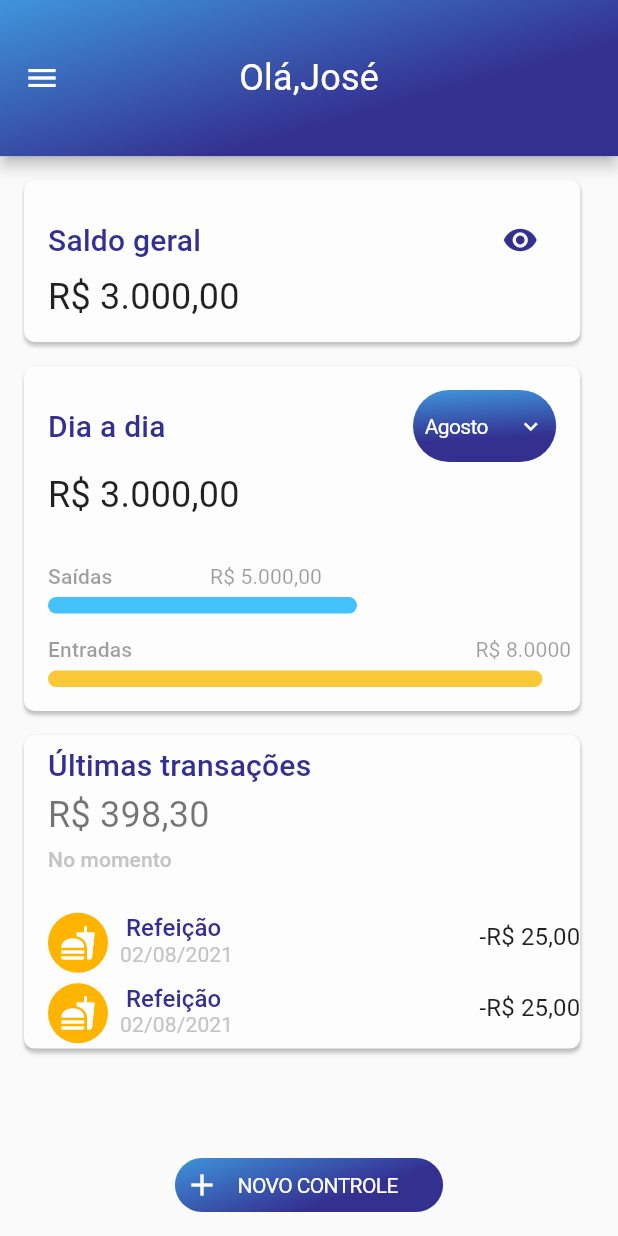
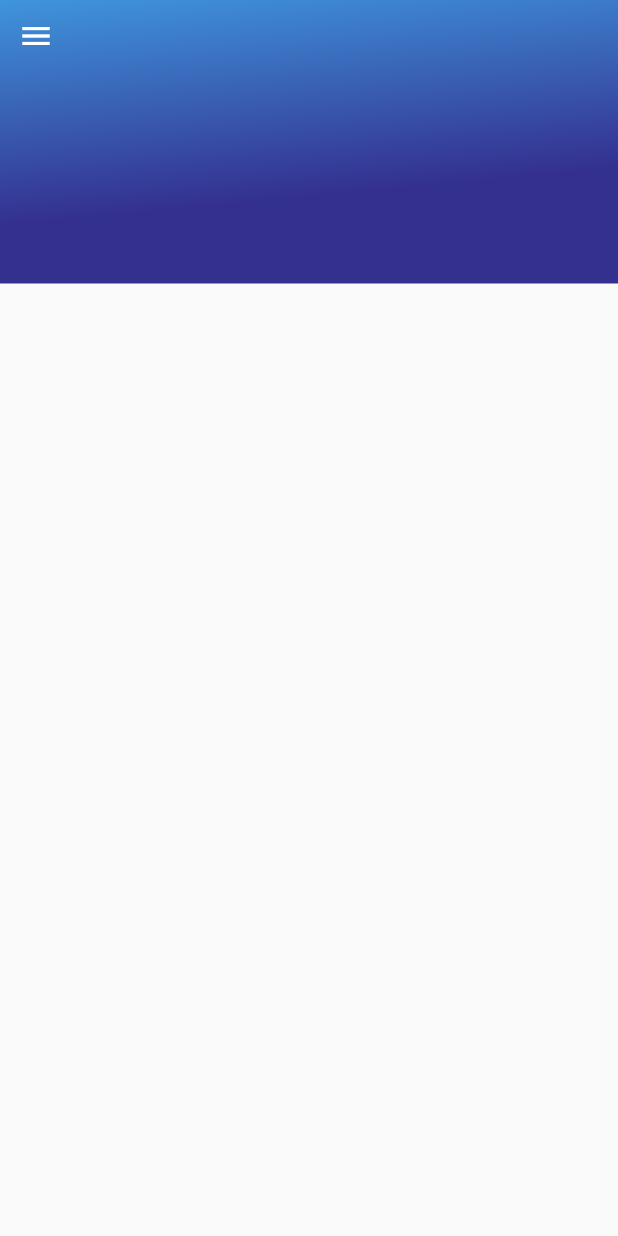
Before and after one commit to devguusta/RaroAcademy_Budget, a Flutter app: the HomePage screen opened by its route, after a tap on the "visibility off" icon, after a tap on "Dia a dia", on a phone screen of 412 x 824 dp. Run offline on Flutter 3.47's test engine with Material 2 defaults, Android fonts, the phone set to English and light mode, and no system bars; our stand-ins replace connectivity, firebase_core; missing offline and left inert: animated_card; accounts and stored records are empty; project files that could hold a hidden picture were left out.

Commit message:
adição inicial de tela para entradas e saidas

```diff
--- a/lib/modules/home-page-filled/components/card_day_by_day.dart
+++ b/lib/modules/home-page-filled/components/card_day_by_day.dart
@@ -1,4 +1,5 @@
 import 'package:flutter/material.dart';
+import 'package:raro_academy_budget/modules/in-out-transactions-page/in_out_transactions_page.dart';
 
 import 'package:raro_academy_budget/util/constants/app_colors.dart';
 import 'package:raro_academy_budget/util/constants/app_text_styles.dart';
@@ -18,14 +19,15 @@ class _CardDaybyDayState extends State<CardDaybyDay> {
   String out = 'R\$ 5.000,00';
   String entradas = 'R\$ 8.0000';
 
-
   @override
   Widget build(BuildContext context) {
     Size size = MediaQuery.of(context).size;
     return SingleChildScrollView(
       child: InkWell(
-        onTap:
-            () {}, // adicionar a função que abre a tela de entradas/saidas/todos
+        onTap: () {
+          Navigator.of(context)
+              .push(MaterialPageRoute(builder: (_) => InOutTransactionsPage()));
+        }, // adicionar a função que abre a tela de entradas/saidas/todos
         child: Container(
           width: size.width * 0.9,
           decoration: BoxDecoration(
@@ -68,17 +70,21 @@ class _CardDaybyDayState extends State<CardDaybyDay> {
                           ),
                         ),
                         child: Padding(
-                          padding: const EdgeInsets.only(left: 8.0, ),
+                          padding: const EdgeInsets.only(
+                            left: 8.0,
+                          ),
                           child: DropdownButton<String>(
-
                             menuMaxHeight: size.height * 0.3,
                             elevation: 8,
                             dropdownColor: AppColors.kPurple,
                             value: dropdownValue,
-                            underline: Container(height: 0,),
-                            icon:  Padding(
+                            underline: Container(
+                              height: 0,
+                            ),
+                            icon: Padding(
                               padding: const EdgeInsets.only(right: 8.0),
-                              child: Icon(Icons.expand_more_outlined, color: Colors.white ),
+                              child: Icon(Icons.expand_more_outlined,
+                                  color: Colors.white),
                             ),
                             iconSize: 18,
                             onChanged: (String? newValue) {
@@ -86,18 +92,27 @@ class _CardDaybyDayState extends State<CardDaybyDay> {
                                 dropdownValue = newValue!;
                               });
                             },
-                            items: <String>['Janeiro', 'Fevereiro', 'Março', 'Abril','Maio', 'Junho', 'Julho', 'Agosto',
-                            'Setembro', 'Outubro', 'Novembro', 'Dezembro',
-                            ]
-                                .map<DropdownMenuItem<String>>((String value) {
+                            items: <String>[
+                              'Janeiro',
+                              'Fevereiro',
+                              'Março',
+                              'Abril',
+                              'Maio',
+                              'Junho',
+                              'Julho',
+                              'Agosto',
+                              'Setembro',
+                              'Outubro',
+                              'Novembro',
+                              'Dezembro',
+                            ].map<DropdownMenuItem<String>>((String value) {
                               return DropdownMenuItem<String>(
                                 value: value,
                                 child: Text(
                                   value,
                                   overflow: TextOverflow.ellipsis,
-                                   style: AppTextStyles.kNextButtonMedium,
-
-                                    ),
+                                  style: AppTextStyles.kNextButtonMedium,
+                                ),
                               );
                             }).toList(),
                           ),
@@ -128,8 +143,8 @@ class _CardDaybyDayState extends State<CardDaybyDay> {
                   SizedBox(width: 65),
                   Padding(
                     padding: const EdgeInsets.only(bottom: 6, top: 16),
-                    child: Text(out,
-                        style: AppTextStyles.kValueDayTransactions),
+                    child:
+                        Text(out, style: AppTextStyles.kValueDayTransactions),
                   ),
                 ],
               ),
--- a/lib/modules/home-page-filled/home_page.dart
+++ b/lib/modules/home-page-filled/home_page.dart
@@ -5,6 +5,7 @@ import 'package:flutter/material.dart';
 import 'package:raro_academy_budget/modules/home-page-filled/components/card_day_by_day.dart';
 import 'package:raro_academy_budget/modules/home-page-filled/components/card_general_balance.dart';
 import 'package:raro_academy_budget/modules/home-page-filled/components/card_last_transactions.dart';
+import 'package:raro_academy_budget/modules/in-out-transactions-page/in_out_transactions_page.dart';
 import 'package:raro_academy_budget/shared/widgets/drawer_widget.dart';
 import 'package:raro_academy_budget/shared/widgets/next_button_widget.dart';
 import 'package:raro_academy_budget/util/constants/app_colors.dart';
--- /dev/null
+++ b/lib/modules/in-out-transactions-page/in_out_transactions_page.dart
@@ -0,0 +1,44 @@
+import 'package:flutter/cupertino.dart';
+import 'package:flutter/material.dart';
+import 'package:raro_academy_budget/shared/widgets/drawer_widget.dart';
+import 'package:raro_academy_budget/util/constants/app_colors.dart';
+
+class InOutTransactionsPage extends StatefulWidget {
+  const InOutTransactionsPage({Key? key}) : super(key: key);
+
+  @override
+  _InOutTransactionsPageState createState() => _InOutTransactionsPageState();
+}
+
+class _InOutTransactionsPageState extends State<InOutTransactionsPage> {
+  @override
+  Widget build(BuildContext ctx) {
+    return Scaffold(
+        drawer: DrawerWidget(),
+        drawerEnableOpenDragGesture: false,
+        appBar: PreferredSize(
+          preferredSize: Size.fromHeight(189),
+          child: SafeArea(
+            child: Container(
+              decoration:
+                  BoxDecoration(gradient: AppColors.kblueGradientAppBar),
+              child: Column(
+                children: [
+                  Row(
+                    children: [
+                      Builder(
+                        builder: (context) => // Ensure Scaffold is in context
+                            IconButton(
+                                icon: Icon(Icons.menu, color: Colors.white),
+                                onPressed: () =>
+                                    Scaffold.of(context).openDrawer()),
+                      ),
+                    ],
+                  )
+                ],
+              ),
+            ),
+          ),
+        ));
+  }
+}
```
Also changed, not shown: pubspec.lock.
